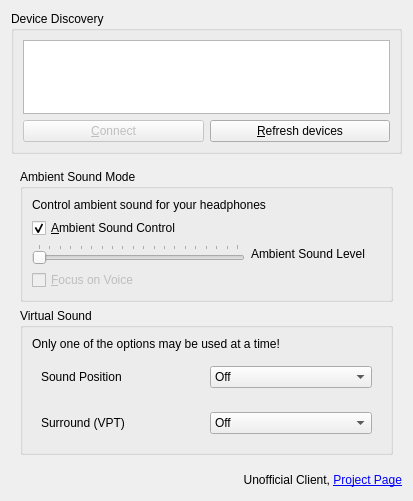
Before: the Qt Designer form Client/qt/dialog.ui in Plutoberth/SonyHeadphonesClient, drawn with Qt 5.
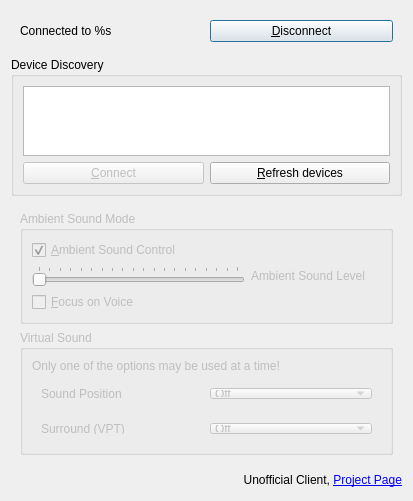
After: the same form once the commit is applied. Icons and pictures are not drawn.

Commit message: revamp device discovery

```diff
--- a/Client/qt/dialog.ui
+++ b/Client/qt/dialog.ui
@@ -26,6 +26,29 @@
   <layout class="QGridLayout" name="gridLayout">
    <item row="0" column="0">
     <layout class="QVBoxLayout" name="verticalLayout">
+     <item>
+      <widget class="QFrame" name="deviceNameFrame">
+       <layout class="QHBoxLayout" name="horizontalLayout_3">
+        <item>
+         <widget class="QLabel" name="deviceNameLabel">
+          <property name="enabled">
+           <bool>true</bool>
+          </property>
+          <property name="text">
+           <string>Connected to %s</string>
+          </property>
+         </widget>
+        </item>
+        <item>
+         <widget class="QPushButton" name="disconnectButton">
+          <property name="text">
+           <string>&amp;Disconnect</string>
+          </property>
+         </widget>
+        </item>
+       </layout>
+      </widget>
+     </item>
      <item>
       <widget class="QGroupBox" name="deviceDiscoveryGroupBox">
        <property name="title">
@@ -66,7 +89,7 @@
      <item>
       <widget class="QFrame" name="controlsFrame">
        <property name="enabled">
-        <bool>true</bool>
+        <bool>false</bool>
        </property>
        <layout class="QVBoxLayout" name="verticalLayout_5">
         <item>
@@ -80,13 +103,6 @@
           <layout class="QGridLayout" name="gridLayout_3">
            <item row="1" column="0">
             <layout class="QVBoxLayout" name="verticalLayout_3">
-             <item>
-              <widget class="QLabel" name="label">
-               <property name="text">
-                <string>Control ambient sound for your headphones</string>
-               </property>
-              </widget>
-             </item>
              <item>
               <widget class="QCheckBox" name="ambientSoundControlCheckBox">
                <property name="minimumSize">
```
Left out of the diff: 2 changed lines with no effect on the pictures. The commit also changes 3 other files.
